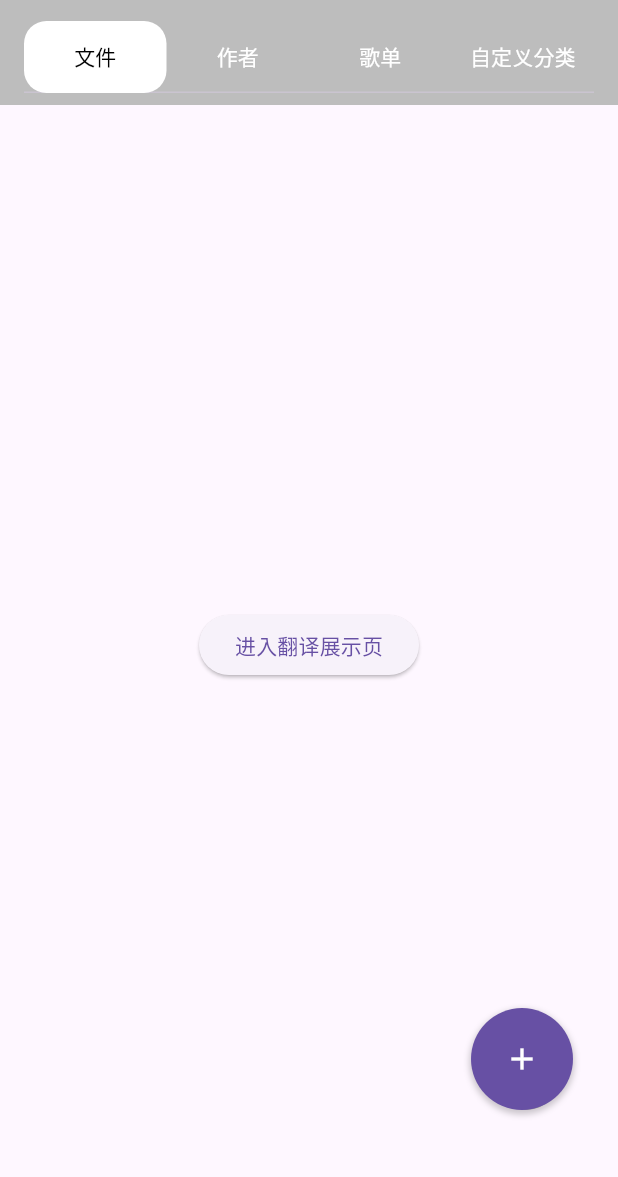
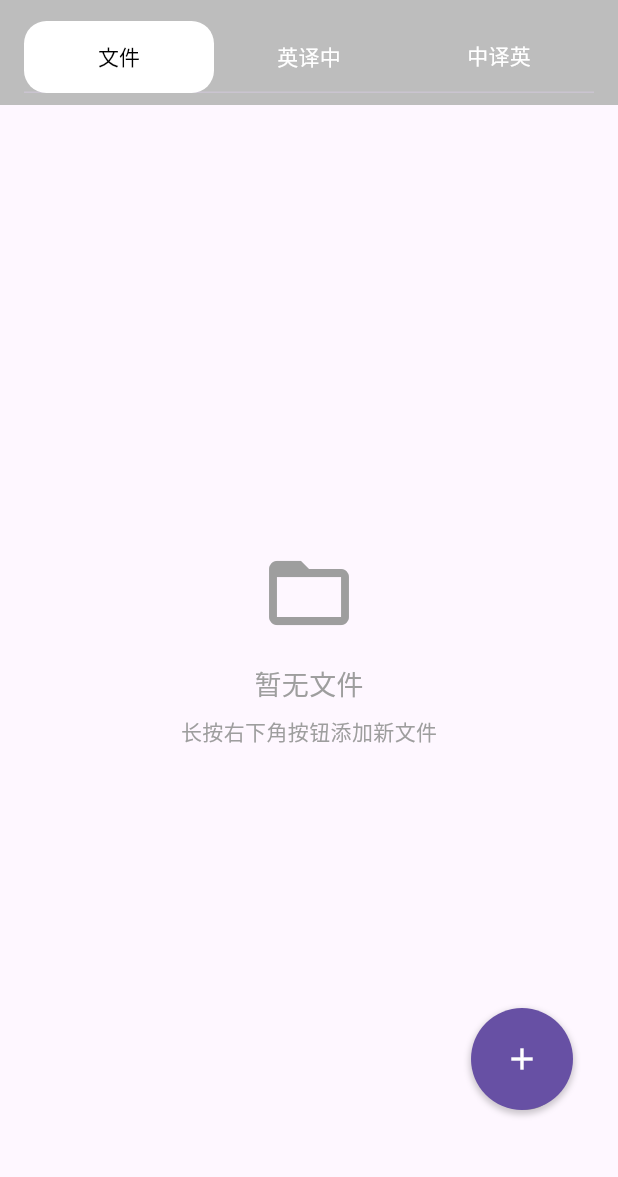
Before and after one commit to AimMetal-jy/AuraLab, a Flutter app: the TranslatePage screen opened by its route, on a phone screen of 412 x 824 dp, the part 51-1228 px from its top. Run offline on Flutter 3.47's test engine with Material 3 defaults, Android fonts, the phone set to English and light mode, and no system bars; our stand-ins replace flutter_markdown; accounts and stored records are empty.

Commit message:
将翻译界面分为“文件”“中译英”“英译中”三个界面，新增一个功能：用户能自主添加翻译文件

```diff
--- a/lib/screens/translate/translate.dart
+++ b/lib/screens/translate/translate.dart
@@ -2,6 +2,45 @@ import 'package:flutter/material.dart';
 import 'package:auralab/util/widgets/tab/tabpage_scaffold.dart'; // 带标签页的脚手架组件
 import 'package:auralab/util/buttons/expandable_action_buttons.dart'; // 可展开的操作按钮组件
 import 'package:auralab/screens/translate/translate_display_page.dart';
+
+// 文件数据模型
+class TranslateFile {
+  final String id;
+  final String title;
+  final String content;
+  final DateTime createdAt;
+
+  TranslateFile({
+    required this.id,
+    required this.title,
+    required this.content,
+    required this.createdAt,
+  });
+}
+
+// 全局文件列表管理
+class FileManager extends ChangeNotifier {
+  static final FileManager _instance = FileManager._internal();
+  factory FileManager() => _instance;
+  FileManager._internal();
+
+  final List<TranslateFile> _files = [];
+
+  List<TranslateFile> get files => List.unmodifiable(_files);
+
+  void addFile(TranslateFile file) {
+    _files.add(file);
+    notifyListeners();
+  }
+
+  void removeFile(String id) {
+    _files.removeWhere((file) => file.id == id);
+    notifyListeners();
+  }
+
+  // 静态方法保持向后兼容
+  static FileManager get instance => _instance;
+}
 /// 翻译练习页面主组件
 ///
 /// 使用统一的TabPageScaffold实现带标签页的页面布局
@@ -20,19 +59,30 @@ class TranslatePage extends StatelessWidget {
       // 标题图标
       titleIcon: Icons.translate,
       // 标签页标题列表
-      tabTitles: const ['文件', '作者', '歌单','自定义分类'],
+      tabTitles: const ['文件','英译中', ' 中译英 ',],
       // 对应的标签页内容组件
       tabPages: const [
+        FavoritesPage(),
         EnglishToChinesePage(),
         ChineseToEnglishPage(),
-        FavoritesPage(),
-        FavoritesPage()
+
       ],
 
       // 用户名称，显示在抽屉菜单中
       userName: '大富翁',
-      // 可展开的浮动操作按钮
-      floatingActionButton: const ExpandableActionButtons(),
+      // 可展开的浮动操作按钮，传入添加文件的回调
+      floatingActionButton: ExpandableActionButtons(
+        onAddText: (title, content) {
+          // 创建新文件
+          final newFile = TranslateFile(
+            id: DateTime.now().millisecondsSinceEpoch.toString(),
+            title: title,
+            content: content,
+            createdAt: DateTime.now(),
+          );
+          FileManager.instance.addFile(newFile);
+        },
+      ),
       // 注意：这里没有设置showDrawer属性，默认不显示抽屉菜单
     );
   }
@@ -93,21 +143,112 @@ class ChineseToEnglishPage extends StatelessWidget {
   }
 }
 
-/// 收藏页面
+/// 文件页面
 ///
-/// 显示用户收藏的翻译内容
-/// 目前显示占位内容，等待实际功能实现
-class FavoritesPage extends StatelessWidget {
+/// 显示用户创建的翻译文件列表
+class FavoritesPage extends StatefulWidget {
   /// 创建一个FavoritesPage实例
-  ///
-  /// super.key为必有格式
   const FavoritesPage({super.key});
 
   @override
+  State<FavoritesPage> createState() => _FavoritesPageState();
+}
+
+class _FavoritesPageState extends State<FavoritesPage> {
+  @override
   Widget build(BuildContext context) {
-    // 居中显示占位文本
-    return const Center(
-      child: Text('收藏内容区域'),
+    return Scaffold(
+      body: AnimatedBuilder(
+        animation: FileManager.instance,
+        builder: (context, child) {
+          return FileManager.instance.files.isEmpty
+          ? const Center(
+              child: Column(
+                mainAxisAlignment: MainAxisAlignment.center,
+                children: [
+                  Icon(
+                    Icons.folder_open,
+                    size: 64,
+                    color: Colors.grey,
+                  ),
+                  SizedBox(height: 16),
+                  Text(
+                    '暂无文件',
+                    style: TextStyle(
+                      fontSize: 18,
+                      color: Colors.grey,
+                    ),
+                  ),
+                  SizedBox(height: 8),
+                  Text(
+                    '长按右下角按钮添加新文件',
+                    style: TextStyle(
+                      fontSize: 14,
+                      color: Colors.grey,
+                    ),
+                  ),
+                ],
+              ),
+            )
+          : ListView.builder(
+               padding: const EdgeInsets.all(16),
+               itemCount: FileManager.instance.files.length,
+               itemBuilder: (context, index) {
+                 final file = FileManager.instance.files[index];
+                return Card(
+                  margin: const EdgeInsets.only(bottom: 12),
+                  child: ListTile(
+                    leading: const Icon(
+                      Icons.description,
+                      color: Colors.blue,
+                    ),
+                    title: Text(
+                      file.title,
+                      style: const TextStyle(
+                        fontWeight: FontWeight.bold,
+                      ),
+                    ),
+                    subtitle: Column(
+                      crossAxisAlignment: CrossAxisAlignment.start,
+                      children: [
+                        Text(
+                          file.content.length > 50
+                              ? '${file.content.substring(0, 50)}...'
+                              : file.content,
+                          style: const TextStyle(
+                            color: Colors.grey,
+                          ),
+                        ),
+                        const SizedBox(height: 4),
+                        Text(
+                          '创建时间: ${file.createdAt.year}-${file.createdAt.month.toString().padLeft(2, '0')}-${file.createdAt.day.toString().padLeft(2, '0')} ${file.createdAt.hour.toString().padLeft(2, '0')}:${file.createdAt.minute.toString().padLeft(2, '0')}',
+                          style: const TextStyle(
+                            fontSize: 12,
+                            color: Colors.grey,
+                          ),
+                        ),
+                      ],
+                    ),
+                    trailing: IconButton(
+                       icon: const Icon(Icons.delete, color: Colors.red),
+                       onPressed: () {
+                         FileManager.instance.removeFile(file.id);
+                       },
+                     ),
+                    onTap: () {
+                      // 跳转到翻译展示页面
+                      Navigator.of(context).push(
+                        MaterialPageRoute(
+                          builder: (context) => const TranslateDisplayPage(),
+                        ),
+                      );
+                    },
+                  ),
+                );
+              },
+             );
+        },
+      ),
     );
   }
 }
```
